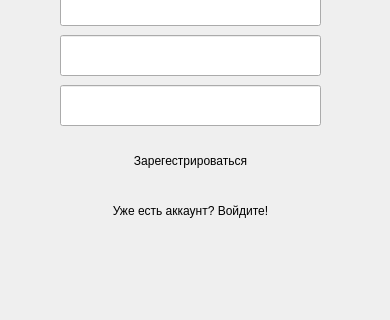
Before: the Qt Designer form ui/authorization-windows/ui/registration_window.ui in toximu/efficio-task-tracker, drawn with Qt 5; both pictures show x 0 to 390 and y 155 to 475 of the 390 by 562 pixel window.
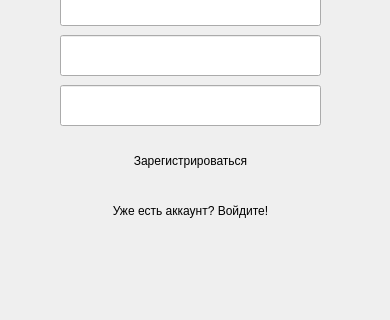
After: the same form once the commit is applied.

```diff
--- a/ui/authorization-windows/ui/registration_window.ui
+++ b/ui/authorization-windows/ui/registration_window.ui
@@ -27,7 +27,7 @@
 border-radius: 10px;</string>
    </property>
    <property name="text">
-    <string>Зарегестрироваться</string>
+    <string>Зарегистрироваться</string>
    </property>
   </widget>
   <widget class="QPushButton" name="switchMode">
```
